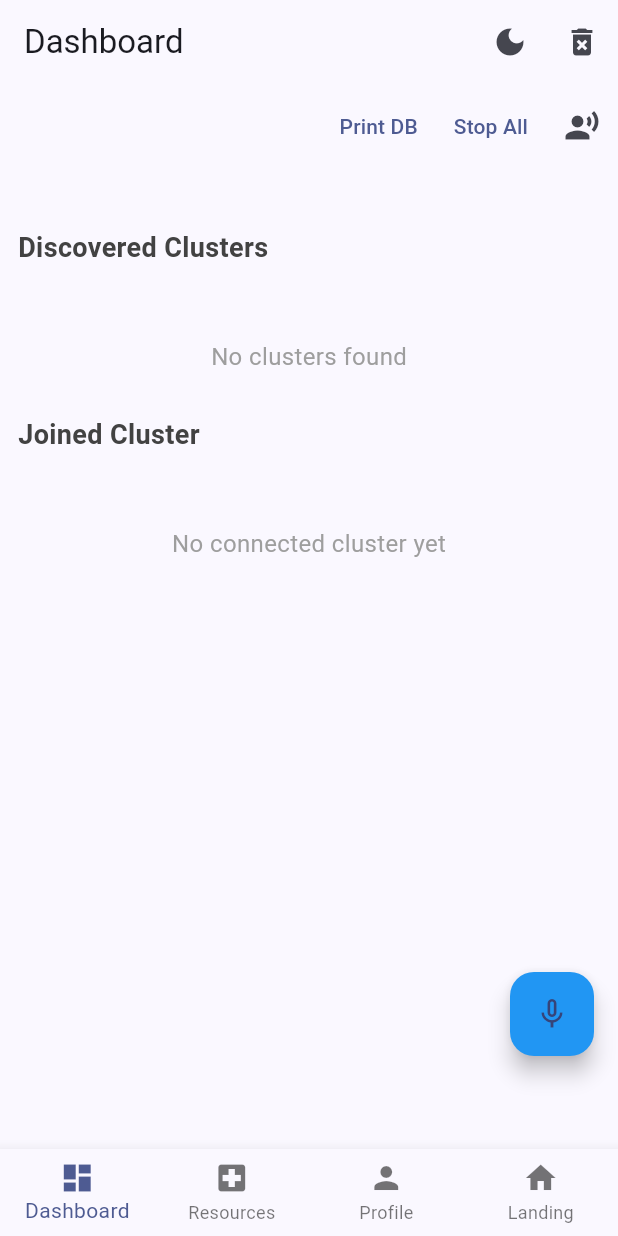
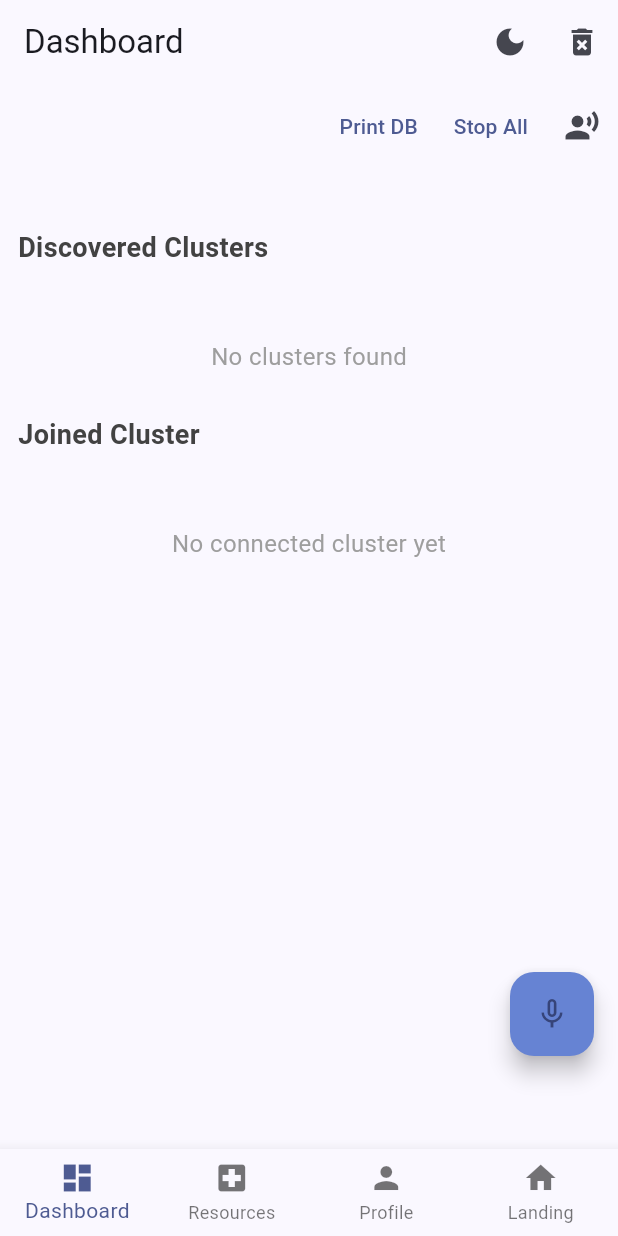
Before and after one commit to zazou21/BEACON, a Flutter app: the DashboardPage screen opened by its route, on a phone screen of 412 x 824 dp. Run offline on Flutter 3.47's test engine with Material 3 defaults, Android fonts, the phone set to English and light mode, and no system bars; our stand-ins replace device_info_plus, flutter_local_notifications, flutter_secure_storage, flutter_tts, go_router, permission_handler and 4 more; missing offline and left inert: nearby_connections; accounts and stored records are empty.

Commit message:
update button color in voice command widget and clean up theme constants

```diff
--- a/lib/services/voice_commands.dart
+++ b/lib/services/voice_commands.dart
@@ -114,7 +114,9 @@ class _VoiceCommandWidgetState extends State<VoiceCommandWidget> {
     } else {
       return FloatingActionButton(
         onPressed: _isListening ? _stopListening : _startListening,
-        backgroundColor: _isListening ? Colors.red : Colors.blue,
+        backgroundColor: _isListening
+            ? Colors.red
+            : const Color.fromARGB(255, 102, 131, 211),
         child: Icon(_isListening ? Icons.mic : Icons.mic_none),
       );
     }
```
Also changed, not shown: lib/theme.dart (+15 -11 lines).
